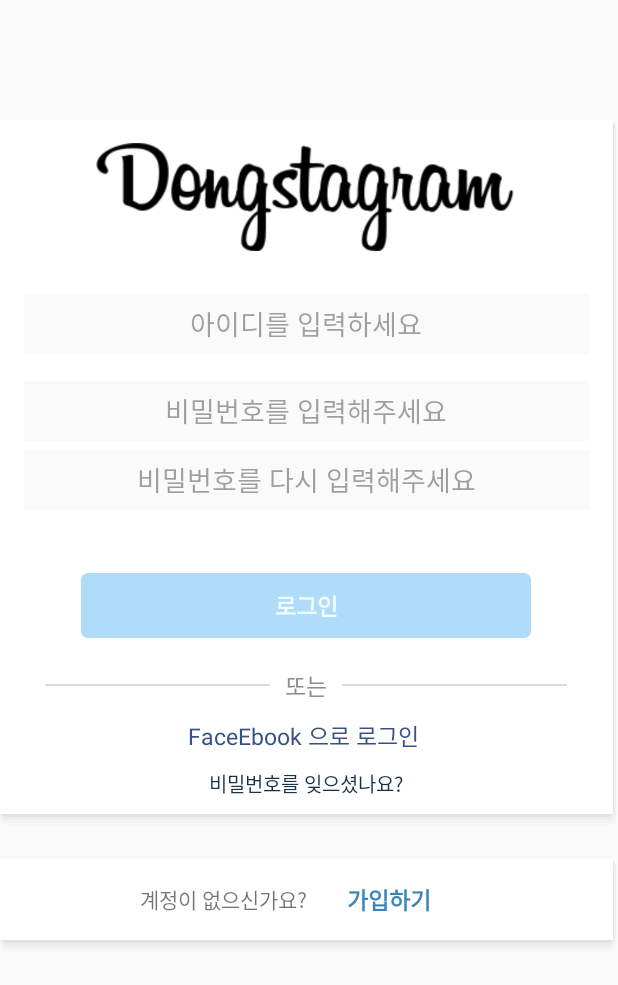
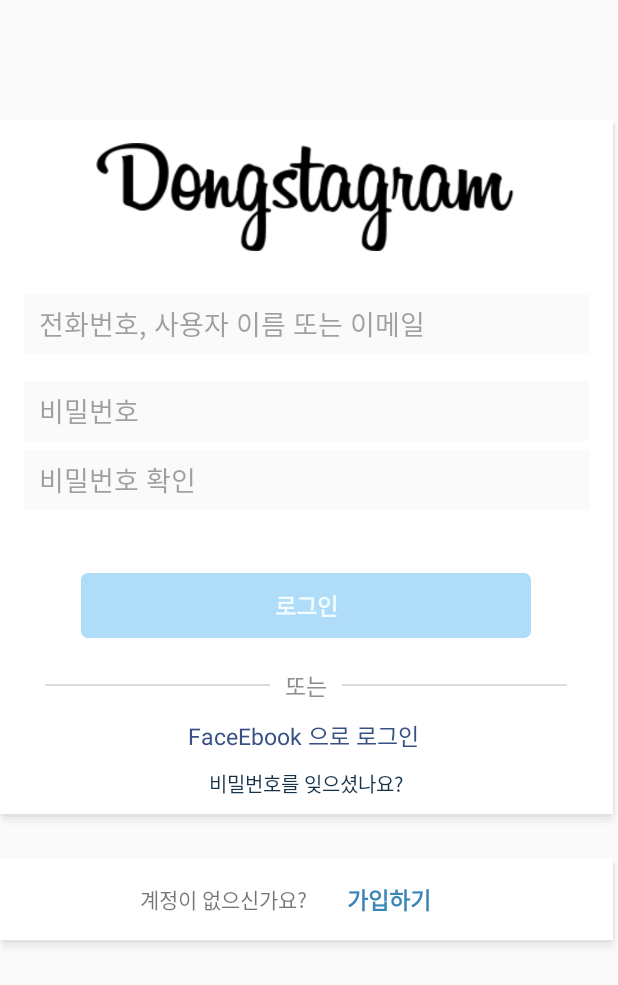
Before and after one commit to N0mercy00/Study01_Kotlin, an Android app: the screen it shows after launch (EmailSignupActivity), on a phone screen of 412 x 824 dp. Shown: the top 985 px of the screen. Run offline under Robolectric (Android 15) with nearby library versions, the phone set to English and light mode, and no system bars.

Commit message:
DONGSTAGRAM Rogin UI done

```diff
--- a/app/src/main/res/layout/activity_email_signup.xml
+++ b/app/src/main/res/layout/activity_email_signup.xml
@@ -44,8 +44,8 @@
                 android:layout_gravity="center"
                 android:layout_marginBottom="18dp"
                 android:background="#ffffff"
-                android:gravity="center"
-                android:hint="아이디를 입력하세요"
+                android:paddingLeft="10dp"
+                android:hint="전화번호, 사용자 이름 또는 이메일"
                 android:textColorHint="#79383A3C"
                 android:backgroundTint="#fafafa"/>
 
@@ -56,8 +56,8 @@
                 android:layout_gravity="center"
                 android:layout_marginBottom="6dp"
                 android:background="#ffffff"
-                android:gravity="center"
-                android:hint="비밀번호를 입력해주세요"
+                android:paddingLeft="10dp"
+                android:hint="비밀번호"
                 android:textColorHint="#79383A3C"
                 android:backgroundTint="#fafafa"/>
 
@@ -68,8 +68,8 @@
                 android:layout_gravity="center"
                 android:layout_marginBottom="6dp"
                 android:background="#ffffff"
-                android:gravity="center"
-                android:hint="비밀번호를 다시 입력해주세요"
+                android:paddingLeft="10dp"
+                android:hint="비밀번호 확인"
                 android:textColorHint="#79383A3C"
                 android:backgroundTint="#fafafa"/>
 
```
